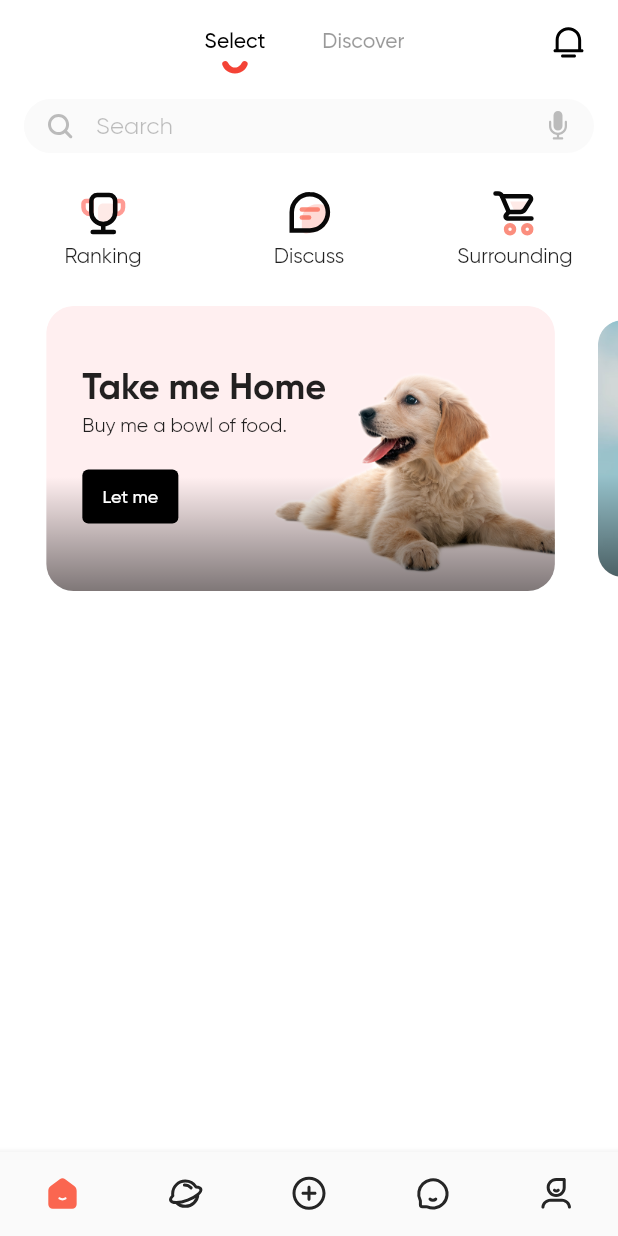
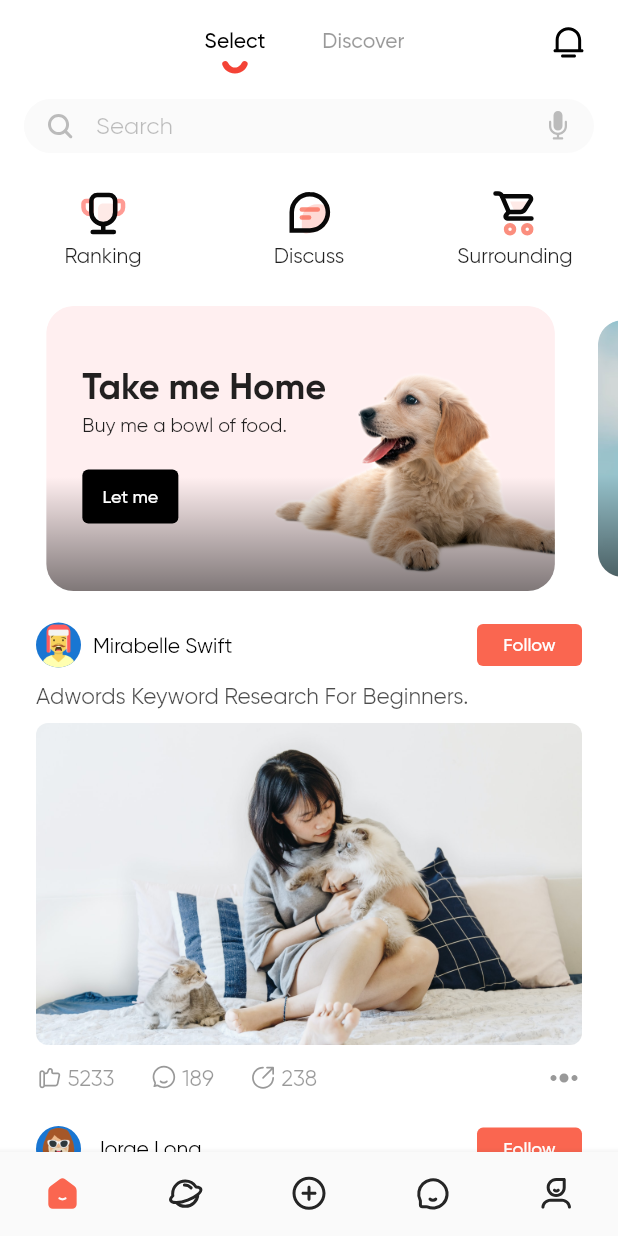
Before and after one commit to RationalEgoism/dogdom, a Flutter app: the screen it shows after launch, on a phone screen of 412 x 824 dp. Run offline on Flutter 3.47's test engine with Material 2 defaults, Android fonts, the light colour scheme and no system bars; drawn by our look-alikes of card_swiper; our stand-ins replace auto_route, easy_localization, flutter_bloc, flutter_native_splash, flutter_svg, fluttertoast and 5 more; accounts and stored records are empty.

Commit message:
#71 add news widgets (#77)

```diff
--- a/assets/translations/en.json
+++ b/assets/translations/en.json
@@ -4,6 +4,7 @@
   "common_error": "Something went wrong. Try again.",
   "common_test": "Press to test!",
   "common_search": "Search",
+  "common_follow": "Follow",
 
   "loginGetCaptcha": "Get Captcha",
   "loginPassToLog": "Password to Login",
--- a/assets/translations/ru.json
+++ b/assets/translations/ru.json
@@ -3,6 +3,7 @@
   "common_error": "Что-то пошло не так. Попробуйте еще раз.",
   "common_test": "Нажми на кнопку - получишь в результат",
   "common_search": "Поиск",
+  "common_follow": "Подписаться",
 
   "loginGetCaptcha": "Получить код",
   "loginPassToLog": "Пароль для входа",
--- /dev/null
+++ b/lib/app/theme/widgets/news_post.dart
@@ -0,0 +1,165 @@
+import 'package:dogdom/app/theme/widgets/social_icon.dart';
+import 'package:dogdom/generated/assets.gen.dart';
+import 'package:dogdom/generated/colors.gen.dart';
+import 'package:dogdom/generated/locale_export.dart';
+import 'package:flutter/material.dart';
+import 'package:flutter_svg/flutter_svg.dart';
+
+class NewsPost extends StatelessWidget {
+  final String avatarImgPath;
+  final String userName;
+  final VoidCallback onFollowTap;
+  final String title;
+  final String postImgPath;
+  final int likeCount;
+  final GestureTapCallback onLikeTap;
+  final int commentCount;
+  final GestureTapCallback onCommentTap;
+  final int shareCount;
+  final GestureTapCallback onShareTap;
+  final GestureTapCallback onMoreTap;
+
+  const NewsPost({
+    Key? key,
+    required this.avatarImgPath,
+    required this.userName,
+    required this.onFollowTap,
+    required this.title,
+    required this.postImgPath,
+    required this.likeCount,
+    required this.onLikeTap,
+    required this.commentCount,
+    required this.onCommentTap,
+    required this.shareCount,
+    required this.onShareTap,
+    required this.onMoreTap,
+  }) : super(key: key);
+
+  @override
+  Widget build(BuildContext context) {
+    return Column(
+      crossAxisAlignment: CrossAxisAlignment.start,
+      children: [
+        Row(
+          children: [
+            CircleAvatar(
+              radius: 15.0,
+              backgroundImage: AssetImage(
+                avatarImgPath,
+              ),
+            ),
+            Expanded(
+              child: Padding(
+                padding: const EdgeInsets.symmetric(
+                  horizontal: 8.0,
+                  vertical: 4.5,
+                ),
+                child: Text(
+                  userName,
+                  style: TextStyle(
+                    color: Colors.black,
+                  ),
+                ),
+              ),
+            ),
+            SizedBox.fromSize(
+              size: Size(
+                70.0,
+                28.0,
+              ),
+              child: TextButton(
+                onPressed: onFollowTap,
+                child: Text(
+                  LocaleKeys.common_follow.tr(),
+                  style: TextStyle(
+                    color: Colors.white,
+                    fontSize: 12.0,
+                  ),
+                ),
+                style: TextButton.styleFrom(
+                  padding: EdgeInsets.zero,
+                  backgroundColor: ColorName.red,
+                  shape: RoundedRectangleBorder(
+                    borderRadius: BorderRadius.circular(4),
+                  ),
+                ),
+              ),
+            ),
+          ],
+        ),
+        Padding(
+          padding: const EdgeInsets.symmetric(
+            vertical: 10.0,
+          ),
+          child: Text(
+            title,
+            textAlign: TextAlign.start,
+            style: TextStyle(
+              color: ColorName.black70,
+              fontSize: 15.0,
+            ),
+          ),
+        ),
+        ClipRRect(
+          borderRadius: BorderRadius.circular(
+            8.0,
+          ),
+          child: Image.asset(
+            postImgPath,
+          ),
+        ),
+        Padding(
+          padding: const EdgeInsets.symmetric(
+            vertical: 10.0,
+          ),
+          child: Row(
+            children: [
+              Padding(
+                padding: const EdgeInsets.only(
+                  right: 24.0,
+                ),
+                child: SocialIcon(
+                  imgPath: Assets.image.like.path,
+                  text: likeCount.toString(),
+                  onTap: onLikeTap,
+                ),
+              ),
+              Padding(
+                padding: const EdgeInsets.only(
+                  right: 24.0,
+                ),
+                child: SocialIcon(
+                  imgPath: Assets.image.comments.path,
+                  text: commentCount.toString(),
+                  onTap: onCommentTap,
+                ),
+              ),
+              Padding(
+                padding: const EdgeInsets.only(
+                  right: 24.0,
+                ),
+                child: SocialIcon(
+                  imgPath: Assets.image.share.path,
+                  text: shareCount.toString(),
+                  onTap: onShareTap,
+                ),
+              ),
+              Spacer(),
+              Material(
+                color: Colors.transparent,
+                child: InkWell(
+                  splashColor: ColorName.red,
+                  onTap: onMoreTap,
+                  child: SvgPicture.asset(
+                    Assets.image.more.path,
+                    color: ColorName.black40,
+                  ),
+                ),
+              ),
+            ],
+          ),
+        ),
+      ],
+    );
+  }
+}
--- /dev/null
+++ b/lib/app/theme/widgets/social_icon.dart
@@ -0,0 +1,56 @@
+import 'package:dogdom/generated/colors.gen.dart';
+import 'package:flutter/material.dart';
+import 'package:flutter_svg/flutter_svg.dart';
+
+class SocialIcon extends StatelessWidget {
+  final String imgPath;
+  final String text;
+  final GestureTapCallback onTap;
+
+  const SocialIcon({
+    Key? key,
+    required this.imgPath,
+    required this.text,
+    required this.onTap,
+  }) : super(key: key);
+
+  @override
+  Widget build(BuildContext context) {
+    return Material(
+      color: Colors.transparent,
+      child: InkWell(
+        splashColor: ColorName.red,
+        onTap: onTap,
+        child: Row(
+          children: [
+            SizedBox.fromSize(
+              size: Size(
+                18.0,
+                18.0,
+              ),
+              child: SvgPicture.asset(
+                imgPath,
+                color: ColorName.black40,
+                fit: BoxFit.fill,
+              ),
+            ),
+            Padding(
+              padding: const EdgeInsets.only(
+                left: 3.0,
+                top: 2.0,
+                bottom: 2.0,
+              ),
+              child: Text(
+                text,
+                style: TextStyle(
+                  color: ColorName.black40,
+                  fontSize: 15.0,
+                ),
+              ),
+            )
+          ],
+        ),
+      ),
+    );
+  }
+}
--- a/lib/features/home_select/presentation/ui/home_select_page.dart
+++ b/lib/features/home_select/presentation/ui/home_select_page.dart
@@ -2,6 +2,7 @@ import 'package:auto_route/auto_route.dart';
 import 'package:card_swiper/card_swiper.dart';
 import 'package:dogdom/app/routes/router.gr.dart';
 import 'package:dogdom/app/theme/widgets/home_icon_button.dart';
+import 'package:dogdom/app/theme/widgets/news_post.dart';
 import 'package:dogdom/app/theme/widgets/search.dart';
 import 'package:dogdom/features/home_select/domain/promo_card_model.dart';
 import 'package:dogdom/features/home_select/presentation/ui/widgets/promo_card.dart';
@@ -15,8 +16,11 @@ class HomeSelectPage extends StatelessWidget {
 
   @override
   Widget build(BuildContext context) {
-    return Container(
+    return SafeArea(
+      child: Container(
         color: Colors.white,
+        child: SingleChildScrollView(
+          physics: ScrollPhysics(),
           child: Column(
             children: [
               Padding(
@@ -80,11 +84,20 @@ class HomeSelectPage extends StatelessWidget {
                   ),
                 ),
               ),
+              ListView(
+                physics: NeverScrollableScrollPhysics(),
+                scrollDirection: Axis.vertical,
+                shrinkWrap: true,
+                children: _buildNewsList(context),
+              ),
             ],
+          ),
+        ),
       ),
     );
   }
 
+  // TODO get data from BLoC
   List<PromoCard> _buildList(BuildContext context) {
     return [
       PromoCard(
@@ -122,4 +135,71 @@ class HomeSelectPage extends StatelessWidget {
       ),
     ];
   }
+
+  // TODO get data from BLoC
+  List<Widget> _buildNewsList(BuildContext context) {
+    return [
+      Padding(
+        padding: const EdgeInsets.symmetric(
+          vertical: 5.0,
+          horizontal: 24.0,
+        ),
+        child: NewsPost(
+          onMoreTap: () {
+            context.showWipToast();
+          },
+          postImgPath: Assets.imageMock.homeSelectPost1.path,
+          commentCount: 189,
+          likeCount: 5233,
+          shareCount: 238,
+          userName: 'Mirabelle Swift',
+          onLikeTap: () {
+            context.showWipToast();
+          },
+          onShareTap: () {
+            context.showWipToast();
+          },
+          title: 'Adwords Keyword Research For Beginners.',
+          onFollowTap: () {
+            context.showWipToast();
+          },
+          avatarImgPath: Assets.imageMock.homeSelectAvatar1.path,
+          onCommentTap: () {
+            context.showWipToast();
+          },
+        ),
+      ),
+      Padding(
+        padding: const EdgeInsets.symmetric(
+          vertical: 5.0,
+          horizontal: 24.0,
+        ),
+        child: NewsPost(
+          onMoreTap: () {
+            context.showWipToast();
+          },
+          postImgPath: Assets.imageMock.homeSelectPost2.path,
+          commentCount: 589,
+          likeCount: 9784,
+          shareCount: 168,
+          userName: 'Jorge Long',
+          onLikeTap: () {
+            context.showWipToast();
+          },
+          onShareTap: () {
+            context.showWipToast();
+          },
+          title:
+              'A dog is a beloved, intelligent, and very loyal animal. So I like dogs very much.',
+          onFollowTap: () {
+            context.showWipToast();
+          },
+          avatarImgPath: Assets.imageMock.homeSelectAvatar2.path,
+          onCommentTap: () {
+            context.showWipToast();
+          },
+        ),
+      ),
+    ];
   }
+}
```
Also changed, not shown: assets/image/comments.svg (added), assets/image/like.svg (added), assets/image/more.svg (added), assets/image/share.svg (added), assets/image_mock/home_select_avatar_1.png (added), assets/image_mock/home_select_avatar_2.png (added), assets/image_mock/home_select_post_1.png (added), assets/image_mock/home_select_post_2.png (added), lib/generated/assets.gen.dart, lib/generated/codegen_loader.g.dart, lib/generated/colors.gen.dart, lib/generated/locale_keys.g.dart, 1 other file. Lines whose indentation alone changed are shown as unchanged.
